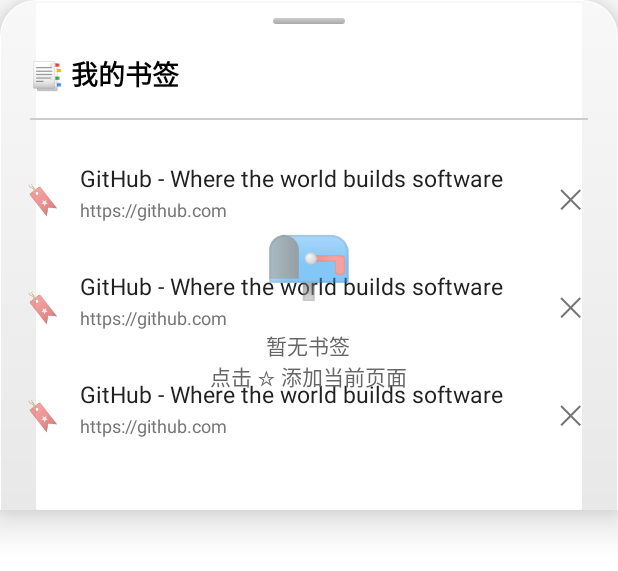
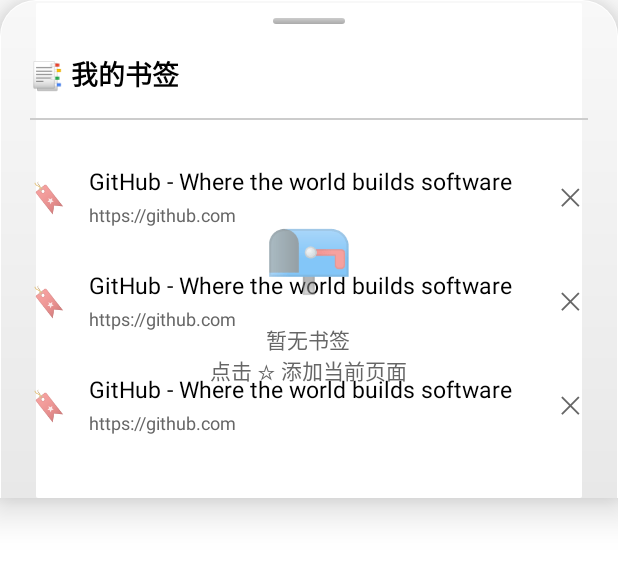
Before and after one commit to pdahd/WebSnap, an Android app: the layout bottom_sheet_bookmarks.xml on its own in the app's theme, with its tools: preview values and no code run, on a phone screen of 412 x 824 dp. Shown: the top 571 px of the screen. Run offline under Robolectric (Android 15) with nearby library versions, the phone set to English and light mode, and no system bars.

Commit message:
Update item_bookmark.xml

```diff
--- a/app/src/main/res/layout/item_bookmark.xml
+++ b/app/src/main/res/layout/item_bookmark.xml
@@ -6,9 +6,9 @@
     android:layout_width="match_parent"
     android:layout_height="wrap_content"
     android:background="?attr/selectableItemBackground"
-    android:paddingVertical="12dp"
-    android:paddingStart="16dp"
-    android:paddingEnd="8dp">
+    android:paddingVertical="14dp"
+    android:paddingStart="20dp"
+    android:paddingEnd="12dp">
 
     <!-- 书签图标 -->
     <TextView
@@ -26,10 +26,10 @@
         android:id="@+id/textViewTitle"
         android:layout_width="0dp"
         android:layout_height="wrap_content"
-        android:layout_marginStart="12dp"
+        android:layout_marginStart="14dp"
         android:layout_marginEnd="8dp"
         android:textSize="15sp"
-        android:textColor="@color/text_primary"
+        android:textColor="#000000"
         android:maxLines="1"
         android:ellipsize="end"
         app:layout_constraintTop_toTopOf="parent"
@@ -42,11 +42,11 @@
         android:id="@+id/textViewUrl"
         android:layout_width="0dp"
         android:layout_height="wrap_content"
-        android:layout_marginStart="12dp"
+        android:layout_marginStart="14dp"
         android:layout_marginEnd="8dp"
-        android:layout_marginTop="2dp"
+        android:layout_marginTop="3dp"
         android:textSize="12sp"
-        android:textColor="@color/text_secondary"
+        android:textColor="#666666"
         android:maxLines="1"
         android:ellipsize="end"
         app:layout_constraintTop_toBottomOf="@id/textViewTitle"
@@ -54,15 +54,15 @@
         app:layout_constraintEnd_toStartOf="@id/buttonDelete"
         tools:text="https://github.com" />
 
-    <!-- 删除按钮 -->
+    <!-- 删除按钮 - 线框风格 -->
     <TextView
         android:id="@+id/buttonDelete"
-        android:layout_width="48dp"
-        android:layout_height="48dp"
+        android:layout_width="40dp"
+        android:layout_height="40dp"
         android:gravity="center"
         android:text="@string/bookmark_delete_icon"
-        android:textSize="18sp"
-        android:textColor="@color/text_secondary"
+        android:textSize="16sp"
+        android:textColor="#666666"
         android:background="?attr/selectableItemBackgroundBorderless"
         android:contentDescription="@string/content_desc_delete_bookmark"
         app:layout_constraintTop_toTopOf="parent"
```
